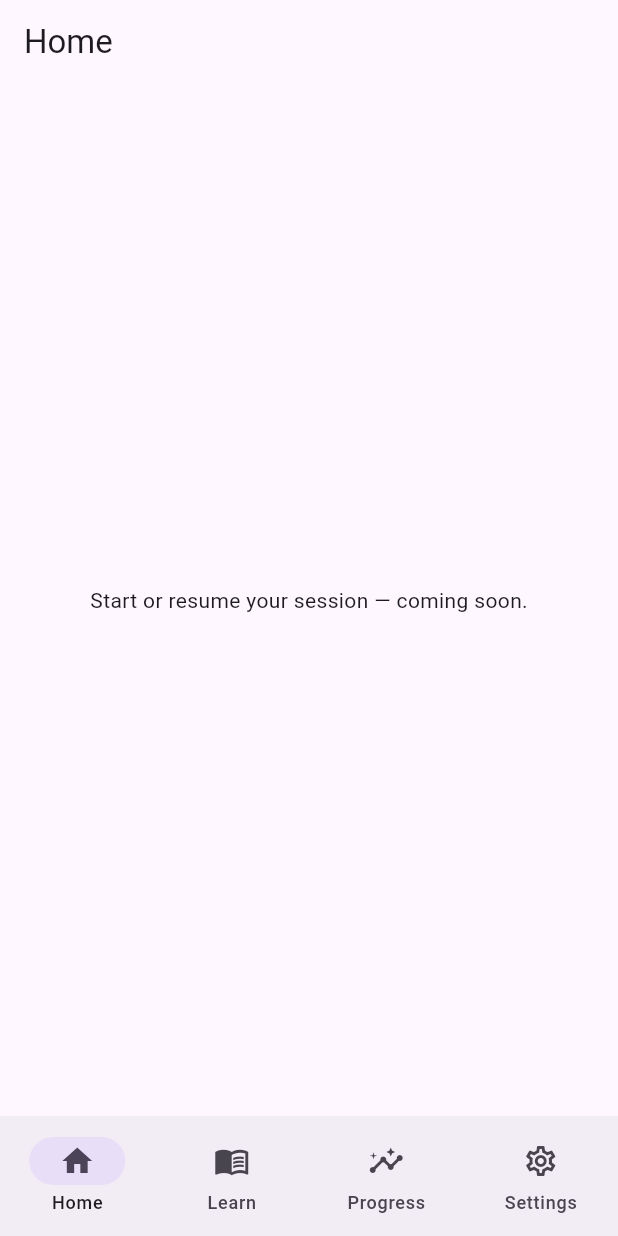
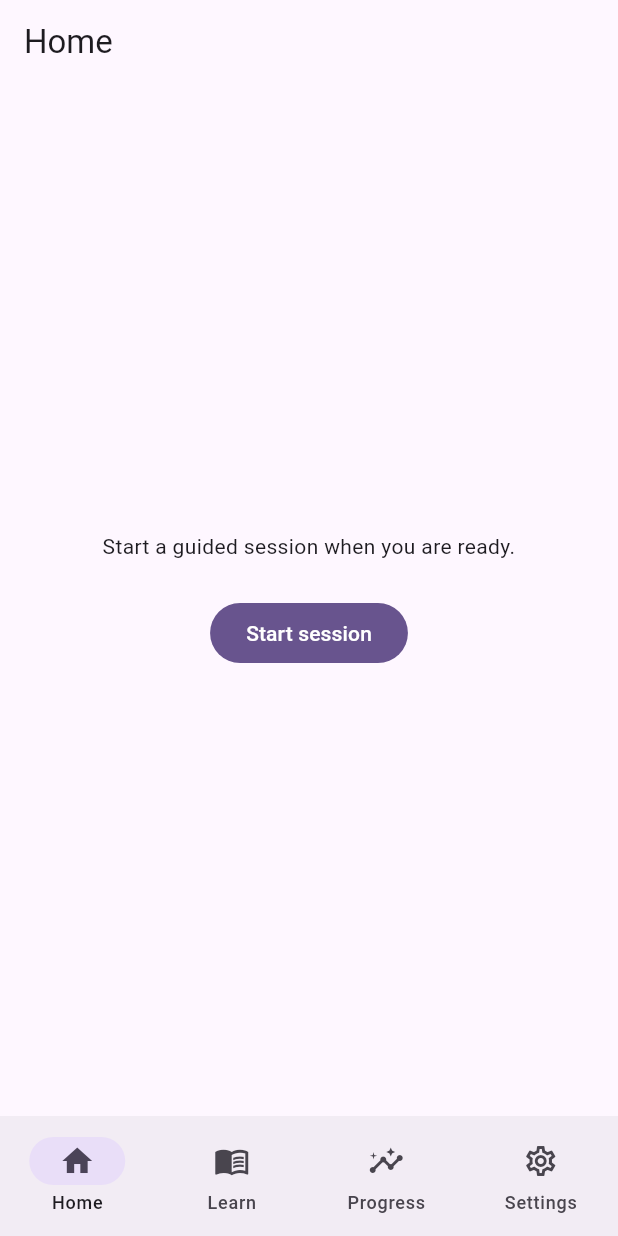
Before and after one commit to tejamaripuri/kegel_master, a Flutter app: the screen it shows after launch, on a phone screen of 412 x 824 dp. Run offline on Flutter 3.47's test engine with Material 3 defaults, Android fonts, the phone set to English and light mode, and no system bars; our stand-ins replace go_router.

Commit message:
feat(router): add home start flow to full-screen session
Made-with: Cursor

```diff
--- a/lib/features/home/presentation/home_screen.dart
+++ b/lib/features/home/presentation/home_screen.dart
@@ -1,4 +1,5 @@
 import 'package:flutter/material.dart';
+import 'package:go_router/go_router.dart';
 
 class HomeScreen extends StatelessWidget {
   const HomeScreen({super.key});
@@ -7,8 +8,24 @@ class HomeScreen extends StatelessWidget {
   Widget build(BuildContext context) {
     return Scaffold(
       appBar: AppBar(title: const Text('Home')),
-      body: const Center(
-        child: Text('Start or resume your session — coming soon.'),
+      body: Center(
+        child: Column(
+          mainAxisAlignment: MainAxisAlignment.center,
+          children: [
+            const Padding(
+              padding: EdgeInsets.symmetric(horizontal: 24),
+              child: Text(
+                'Start a guided session when you are ready.',
+                textAlign: TextAlign.center,
+              ),
+            ),
+            const SizedBox(height: 24),
+            FilledButton(
+              onPressed: () => context.push('/session'),
+              child: const Text('Start session'),
+            ),
+          ],
+        ),
       ),
     );
   }
--- a/lib/router/app_router.dart
+++ b/lib/router/app_router.dart
@@ -4,6 +4,7 @@ import 'package:go_router/go_router.dart';
 import 'package:kegel_master/features/home/presentation/home_screen.dart';
 import 'package:kegel_master/features/learn/presentation/learn_screen.dart';
 import 'package:kegel_master/features/progress/presentation/progress_screen.dart';
+import 'package:kegel_master/features/session/presentation/session_screen.dart';
 import 'package:kegel_master/features/settings/presentation/settings_screen.dart';
 import 'package:kegel_master/features/shell/main_navigation_shell.dart';
 
@@ -63,6 +64,11 @@ GoRouter createAppRouter() {
           ),
         ],
       ),
+      GoRoute(
+        path: '/session',
+        builder: (BuildContext context, GoRouterState state) =>
+            const SessionScreen(),
+      ),
     ],
     errorBuilder: (BuildContext context, GoRouterState state) {
       return Scaffold(
```
Also changed, not shown: 1 other file.
